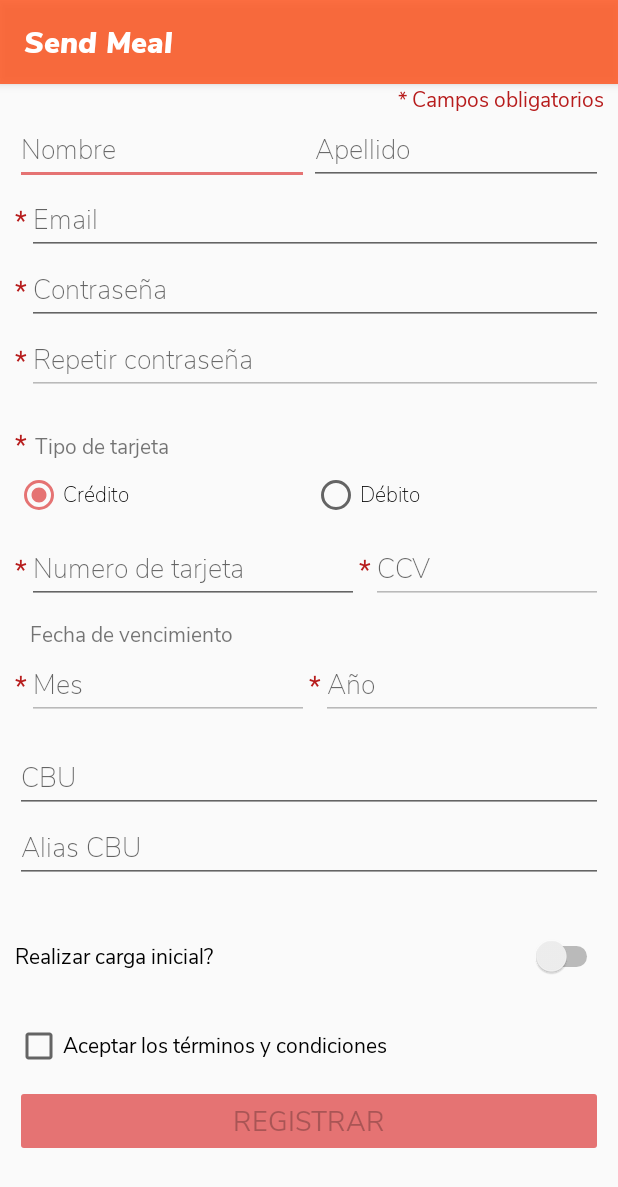
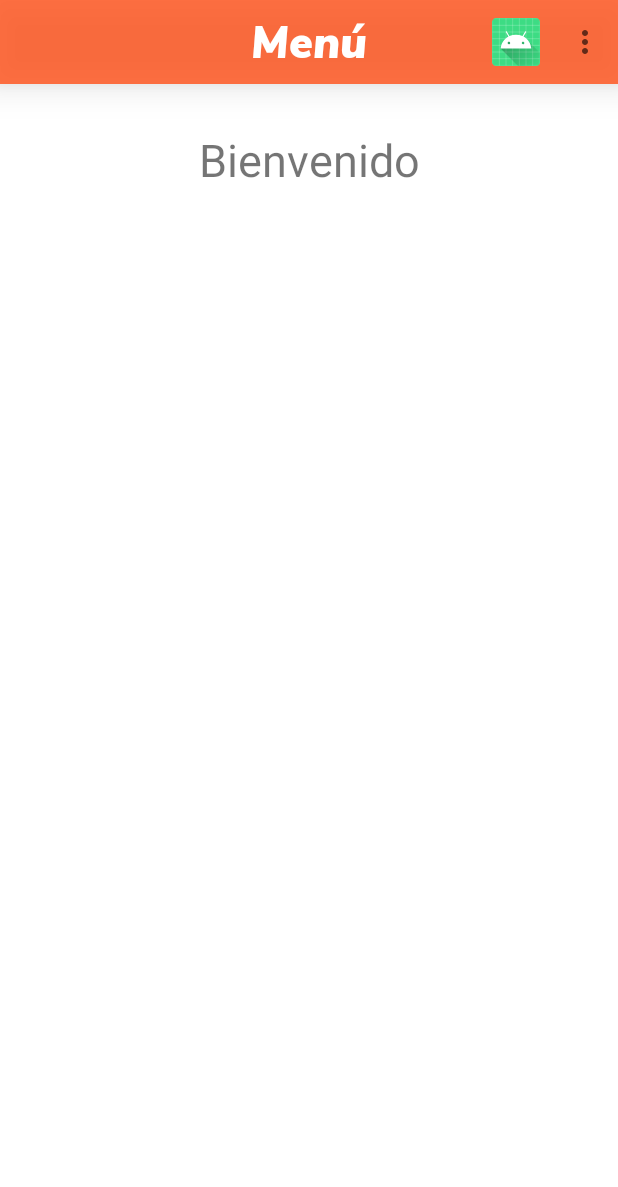
Before and after one commit to palovazquez/SendMeal, an Android app: the screen it shows after launch (MainActivity before the commit, HomeActivity after it), on a phone screen of 412 x 824 dp. Shown: the top 1187 px of the screen. Run offline under Robolectric (Android 15) with nearby library versions, the phone set to English and light mode, and no system bars.

Commit message:
Menu + actividad nuevo plato

```diff
--- a/app/build.gradle
+++ b/app/build.gradle
@@ -26,6 +26,8 @@ dependencies {
     implementation fileTree(dir: "libs", include: ["*.jar"])
     implementation 'androidx.appcompat:appcompat:1.2.0'
     implementation 'androidx.constraintlayout:constraintlayout:2.0.1'
+    implementation 'androidx.appcompat:appcompat:1.1.0'
+    implementation 'androidx.cardview:cardview:1.0.0'
     testImplementation 'junit:junit:4.12'
     androidTestImplementation 'androidx.test.ext:junit:1.1.2'
     androidTestImplementation 'androidx.test.espresso:espresso-core:3.3.0'
--- a/app/src/main/AndroidManifest.xml
+++ b/app/src/main/AndroidManifest.xml
@@ -9,7 +9,9 @@
         android:roundIcon="@mipmap/ic_launcher_round"
         android:supportsRtl="true"
         android:theme="@style/AppTheme">
-        <activity android:name=".MainActivity">
+        <activity android:name=".NewDishActivity"></activity>
+        <activity android:name=".MainActivity" />
+        <activity android:name=".HomeActivity">
             <intent-filter>
                 <action android:name="android.intent.action.MAIN" />
 
--- /dev/null
+++ b/app/src/main/java/com/practicaClases/sendmeal/HomeActivity.java
@@ -0,0 +1,60 @@
+package com.practicaClases.sendmeal;
+
+import androidx.appcompat.app.AppCompatActivity;
+import androidx.appcompat.widget.Toolbar;
+
+import android.content.Intent;
+import android.os.Bundle;
+import android.view.Menu;
+import android.view.MenuInflater;
+import android.view.MenuItem;
+
+public class HomeActivity extends AppCompatActivity {
+//TODO faltan algunas dimensiones en main_activity.xml creo
+
+//TODO faltaria definir un estilo con la fuente, para no tener que ponerla en cada view, con dimensiones etc
+
+//TODO falta poner spinner para mes y año
+
+    //TODO Definir estilo para el menu???
+
+    @Override
+    protected void onCreate(Bundle savedInstanceState) {
+        super.onCreate(savedInstanceState);
+        setContentView(R.layout.activity_home);
+
+        Toolbar toolbar = findViewById(R.id.toolbar_id);
+        //toolbar.setTitle(getString(R.string.toolbar_title));
+        setSupportActionBar(toolbar);
+        getSupportActionBar().setDisplayShowTitleEnabled(false);
+
+
+    }
+
+
+    @Override
+    public boolean onCreateOptionsMenu(Menu menu){
+        MenuInflater menuInflater = getMenuInflater();
+        menuInflater.inflate(R.menu.menu_home, menu);
+        return super.onCreateOptionsMenu(menu);
+    }
+
+    @Override
+    public boolean onOptionsItemSelected(MenuItem item){
+        switch(item.getItemId()){
+            case R.id.menuRegister_id:
+                Intent i = new Intent(this, MainActivity.class);
+                startActivity(i);
+                break;
+            case R.id.menuCreateItem_id:
+
+                break;
+            case R.id.menuListItems_id:
+
+                break;
+
+        }
+        return true;
+    }
+
+}
--- /dev/null
+++ b/app/src/main/res/layout/activity_home.xml
@@ -0,0 +1,45 @@
+<?xml version="1.0" encoding="utf-8"?>
+<LinearLayout xmlns:android="http://schemas.android.com/apk/res/android"
+    xmlns:tools="http://schemas.android.com/tools"
+    android:layout_width="match_parent"
+    android:layout_height="match_parent"
+    android:orientation="vertical"
+    android:background="#fff"
+    tools:context=".HomeActivity">
+
+    <androidx.appcompat.widget.Toolbar
+        android:id="@+id/toolbar_id"
+        android:minHeight="?attr/actionBarSize"
+        android:layout_width="match_parent"
+        android:layout_height="wrap_content"
+        android:elevation="15dp"
+        android:background="@color/colorPrimary" >
+
+        <TextView
+            android:id="@+id/toolbar_title"
+            android:layout_width="wrap_content"
+            android:layout_height="wrap_content"
+            android:text="@string/toolbar_title"
+            android:textSize="@dimen/tamaño_fuente4"
+            android:textColor="@color/colorTitle"
+            android:layout_gravity="center"
+            android:fontFamily="@font/nunito_sans_black_italic" />
+    </androidx.appcompat.widget.Toolbar>
+
+
+        <LinearLayout
+            android:layout_width="match_parent"
+            android:layout_height="wrap_content">
+
+            <TextView
+                android:id="@+id/tv_welcome"
+                android:layout_width="match_parent"
+                android:layout_height="wrap_content"
+                android:text="@string/menu_welcome"
+                android:textSize="@dimen/tamaño_fuente4"
+                android:gravity="center"
+                android:layout_marginTop="@dimen/layout_margin5"/>
+        </LinearLayout>
+
+
+</LinearLayout>
--- /dev/null
+++ b/app/src/main/res/menu/menu_home.xml
@@ -0,0 +1,25 @@
+<?xml version="1.0" encoding="utf-8"?>
+<menu xmlns:app="http://schemas.android.com/apk/res-auto"
+    xmlns:android="http://schemas.android.com/apk/res/android">
+
+    <item
+        android:id="@+id/menuRegister_id"
+        android:title="@string/menu_register"
+        android:orderInCategory="1"
+        app:showAsAction="always"
+        android:icon="@mipmap/ic_launcher"/>
+
+    <item
+        android:id="@+id/menuCreateItem_id"
+        android:title="@string/menu_createitem"
+        android:orderInCategory="2"
+        app:showAsAction="never"/>
+
+    <item
+        android:id="@+id/menuListItems_id"
+        android:title="@string/menu_listitems"
+        android:orderInCategory="3"
+        app:showAsAction="never"/>
+
+
+</menu>
--- a/app/src/main/res/values/colors.xml
+++ b/app/src/main/res/values/colors.xml
@@ -3,6 +3,14 @@
     <color name="colorPrimary">#D7FF5722</color>
     <color name="colorPrimaryDark">#FFCC80</color>
     <color name="colorAccent">#E57373</color>
+
     <color name="colorCamposObligatorios">#B71C1C</color>
     <color name="colorError">#FF0000</color>
+    <color name="colorHint">#575555</color>
+
+    <!-- Toolbar -->
+    <color name="colorTitle">#FFFFFF</color>
+
+
+
     </resources>
--- a/app/src/main/res/values/dimensiones.xml
+++ b/app/src/main/res/values/dimensiones.xml
@@ -3,6 +3,7 @@
     <dimen name="tamaño_fuente">18sp</dimen>
     <dimen name="tamaño_fuente2">14sp</dimen>
     <dimen name="tamaño_fuente3">15sp</dimen>
+    <dimen name="tamaño_fuente4">30sp</dimen>
 
     <dimen name="layout_margin">10dp</dimen>
     <dimen name="layout_margin2">5dp</dimen>
--- a/app/src/main/res/values/strings.xml
+++ b/app/src/main/res/values/strings.xml
@@ -1,4 +1,5 @@
 <resources>
+    <!-- Main Activity -->
     <string name="app_name">Send Meal</string>
     <string name="required_fields1">* Campos obligatorios</string>
     <string name="required_fields2">*</string>
@@ -23,7 +24,6 @@
     <string name="Register">REGISTRAR</string>
     <string name="initial_amount">$ 0</string>
 
-
     <string name="error_no_coinciden">Las contraseñas no coinciden</string>
     <string name="error_initial_amount">El monto debe ser mayor a 0 pesos </string>
     <string name="error_email">Email incorrecto </string>
@@ -31,4 +31,19 @@
     <string name="error_month">Ingrese un mes válido</string>
     <string name="error_cbu">Ingrese un CBU válido</string>
     <string name="exito">Registro exitoso</string>
+
+
+    <!-- Home Activity -->
+    <string name="menu_welcome">Bienvenido</string>
+    <string name="toolbar_title">Menú</string>
+    <string name="menu_register">Registrarme</string>
+    <string name="menu_createitem">Crear item</string>
+    <string name="menu_listitems">Lista de items</string>
+
+    <!-- New Dish Activity -->
+    <string name="dish_name">"Nombre del plato"</string>
+    <string name="dish_description">"Descripción"</string>
+    <string name="dish_price">"Precio"</string>
+    <string name="dish_calories">"Calorías"</string>
+
 </resources>
```
Also changed, not shown: app/src/main/java/com/practicaClases/sendmeal/NewDishActivity.java (added, +19 -0 lines), app/src/main/java/com/practicaClases/sendmeal/model/Plato.java (added, +48 -0 lines), app/src/main/res/drawable/bg_activity_main.xml (added, +11 -0 lines), app/src/main/res/layout/activity_new_dish.xml (added, +104 -0 lines), app/src/main/res/values/styles.xml (+43 -6 lines), app/src/main/res/drawable/mountains.png (added).
